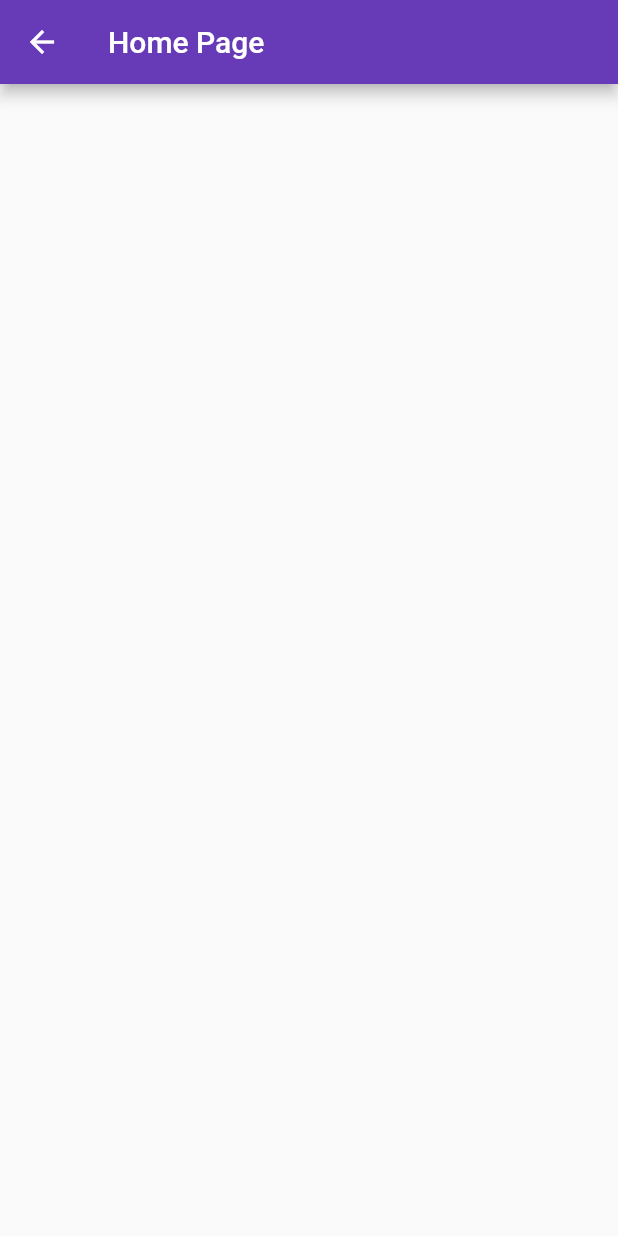
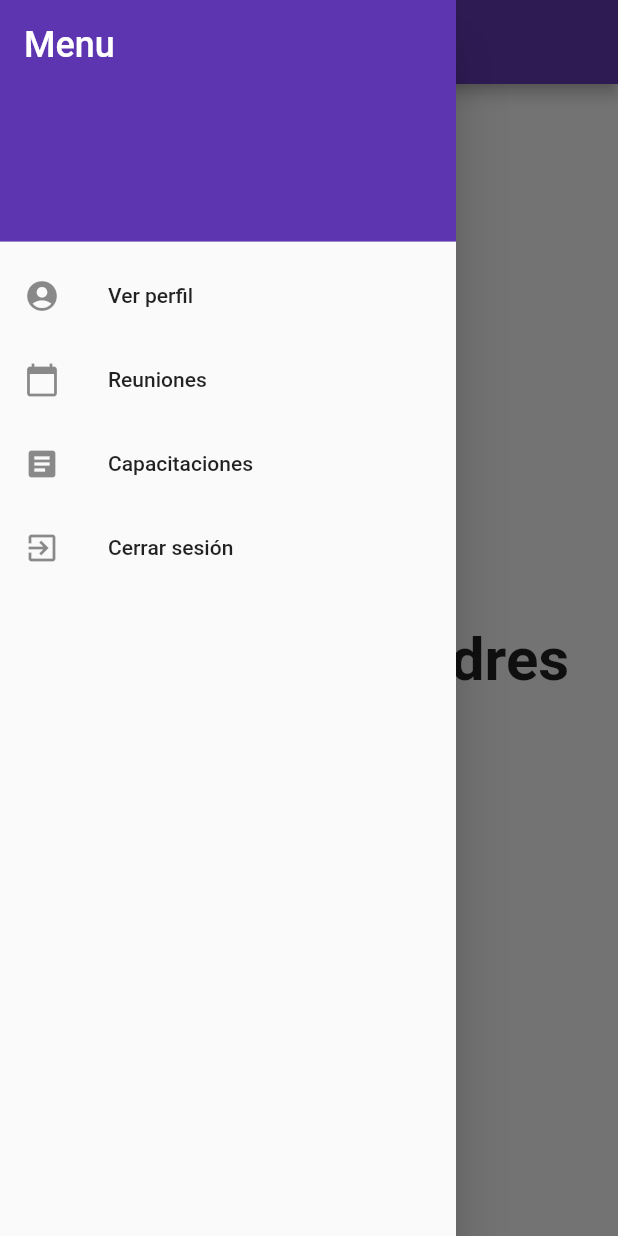
Before and after one commit to andm13/PactoMobile, a Flutter app: the HomePage screen opened by its route, with the side drawer open (before the commit the screen has no drawer), on a phone screen of 412 x 824 dp. Run offline on Flutter 3.47's test engine with Material 2 defaults, Android fonts, the phone set to English and light mode, and no system bars; our stand-ins replace rxdart, shared_preferences; accounts and stored records are empty.

Commit message:
vista reunion y capacitacion. Widget drawer

```diff
--- a/lib/src/pages/home_page.dart
+++ b/lib/src/pages/home_page.dart
@@ -1,12 +1,29 @@
 import 'package:flutter/material.dart';
+import 'package:pacto_movil/src/widgets/drawer.dart';
 
 class HomePage extends StatelessWidget {
   @override
   Widget build(BuildContext context) {
     return Scaffold(
-      appBar: AppBar(
-        title: Text('Home Page'),
-      ),
-    );
+        appBar: AppBar(
+          title: Text('Bienvenido'),
+        ),
+        drawer: AppDrawer(),
+        body: Stack(
+          children: [
+            Center(
+              child: Container(
+                child: Text(
+                  "Bienvenido, Andres",
+                  textAlign: TextAlign.center,
+                  style: TextStyle(
+                    fontSize: 40,
+                    fontWeight: FontWeight.bold,
+                  ),
+                ),
+              ),
+            ),
+          ],
+        ));
   }
 }
--- a/lib/src/routes/routes.dart
+++ b/lib/src/routes/routes.dart
@@ -1,12 +1,18 @@
 import 'package:flutter/material.dart';
 import 'package:pacto_movil/src/pages/home_page.dart';
 import 'package:pacto_movil/src/pages/login_page.dart';
+import 'package:pacto_movil/src/pages/meeting_page.dart';
+import 'package:pacto_movil/src/pages/profile_page.dart';
+import 'package:pacto_movil/src/pages/training_page.dart';
 //Nuestras importaciones
 
 Map<String, WidgetBuilder> getRoutesAplication() {
   final routes = <String, WidgetBuilder>{
     '/': (BuildContext context) => LoginPage(),
     'home': (BuildContext context) => HomePage(),
+    'perfil': (BuildContext context) => ProfilePage(),
+    'capacitaciones': (BuildContext context) => TrainingPage(),
+    'reuniones': (BuildContext context) => MeetingPage()
   };
 
   return routes;
--- /dev/null
+++ b/lib/src/widgets/drawer.dart
@@ -0,0 +1,41 @@
+import 'package:flutter/material.dart';
+
+class AppDrawer extends StatelessWidget {
+  @override
+  Widget build(BuildContext context) {
+    return Drawer(
+      child: ListView(
+        padding: EdgeInsets.zero,
+        children: [
+          DrawerHeader(
+              decoration: BoxDecoration(color: Colors.deepPurple[600]),
+              child: Text(
+                'Menu',
+                style: TextStyle(color: Colors.white, fontSize: 24),
+              )),
+          ListTile(
+            leading: Icon(Icons.account_circle),
+            title: Text("Ver perfil"),
+            onTap: () => {Navigator.pushReplacementNamed(context, 'perfil')},
+          ),
+          ListTile(
+            leading: Icon(Icons.calendar_today),
+            title: Text("Reuniones"),
+            onTap: () => {Navigator.pushReplacementNamed(context, 'reuniones')},
+          ),
+          ListTile(
+            leading: Icon(Icons.article),
+            title: Text("Capacitaciones"),
+            onTap: () =>
+                {Navigator.pushReplacementNamed(context, 'capacitaciones')},
+          ),
+          ListTile(
+            leading: Icon(Icons.exit_to_app),
+            title: Text("Cerrar sesión"),
+            onTap: () => {Navigator.pushNamed(context, 'login')},
+          )
+        ],
+      ),
+    );
+  }
+}
```
Also changed, not shown: lib/src/pages/meeting_page.dart (added, +144 -0 lines), lib/src/pages/profile_page.dart (added, +14 -0 lines), lib/src/pages/training_page.dart (added, +204 -0 lines), 1 other file.
